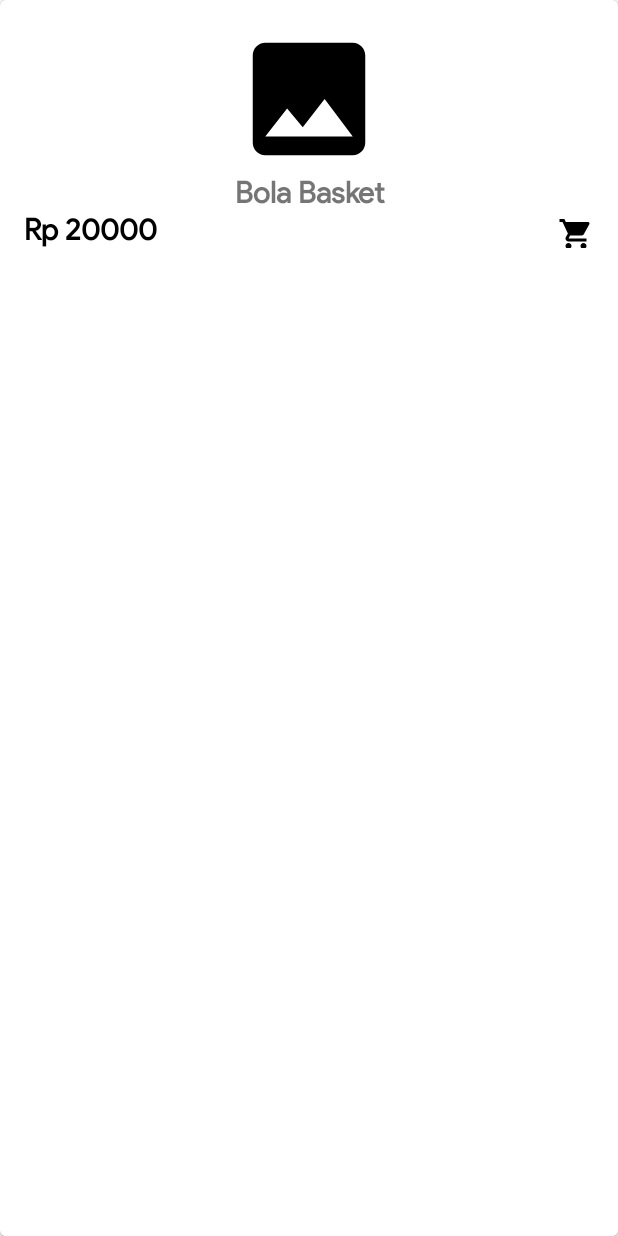
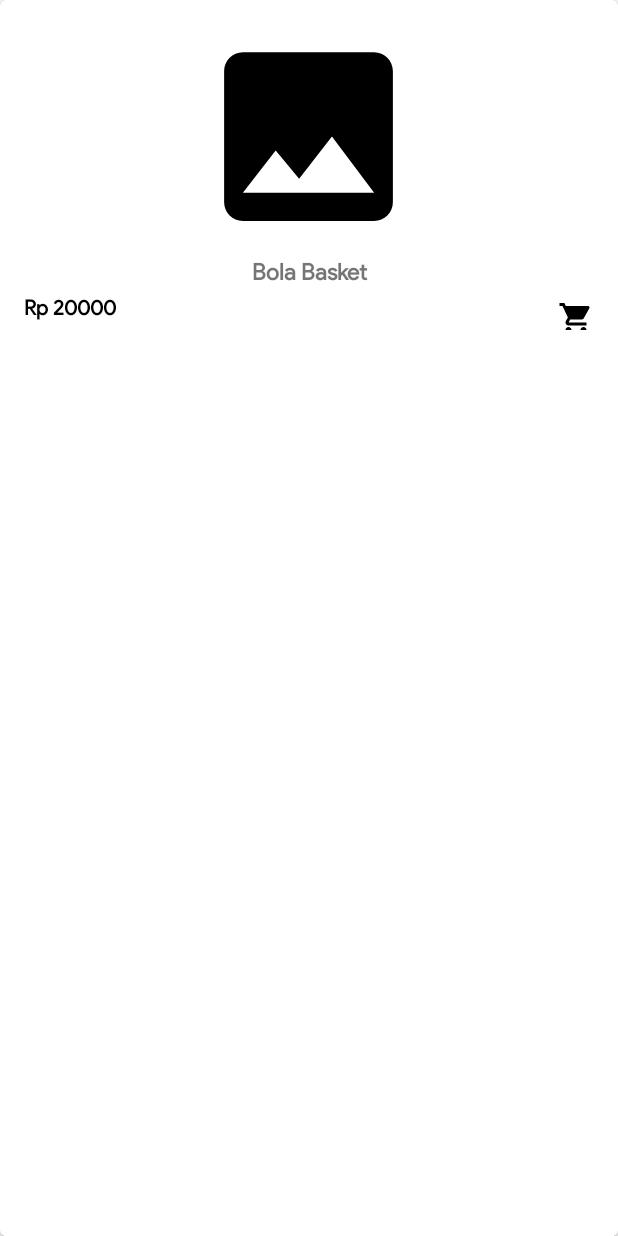
Before and after one commit to nisrinasudrajat/bookingapp, an Android app: the layout layout_shopping_item.xml on its own in the app's theme, with its tools: preview values and no code run, on a phone screen of 412 x 824 dp. Run offline under Robolectric (Android 15) with nearby library versions, the phone set to English and light mode, and no system bars.

Commit message:
load data shopping kelar

```diff
--- a/app/src/main/res/layout/layout_shopping_item.xml
+++ b/app/src/main/res/layout/layout_shopping_item.xml
@@ -19,13 +19,15 @@
         android:id="@+id/img_shopping_item"
         android:src="@drawable/ic_image_black_24dp"
         android:layout_gravity="center_horizontal"
-        android:layout_width="100dp"
-        android:layout_height="100dp" />
+        android:layout_width="150dp"
+        android:layout_height="150dp" />
 
     <TextView
         android:id="@+id/txt_name_shopping_item"
         android:text="Bola Basket"
-        android:textSize="20sp"
+        android:paddingBottom="5dp"
+        android:paddingTop="5dp"
+        android:textSize="15sp"
         android:textStyle="bold"
         android:gravity="center"
         android:layout_width="match_parent"
@@ -41,7 +43,7 @@
         <TextView
             android:id="@+id/txt_price_shopping_item"
             android:text="Rp 20000"
-            android:textSize="20sp"
+            android:textSize="14sp"
             android:textStyle="bold"
             android:textColor="@android:color/background_dark"
             android:gravity="left"
@@ -52,7 +54,7 @@
         <TextView
             android:id="@+id/txt_add_to_cart"
             android:text=" "
-            android:textSize="16sp"
+            android:textSize="10sp"
             android:textStyle="bold"
             android:gravity="center_horizontal"
             android:drawableRight="@drawable/ic_shopping_cart_black_24dp"
```
Also changed, not shown: app/src/main/java/com/example/myapplication/Fragments/ShoppingFragment.java (+29 -18 lines), app/src/main/res/layout/fragment_shopping.xml (+14 -12 lines).
